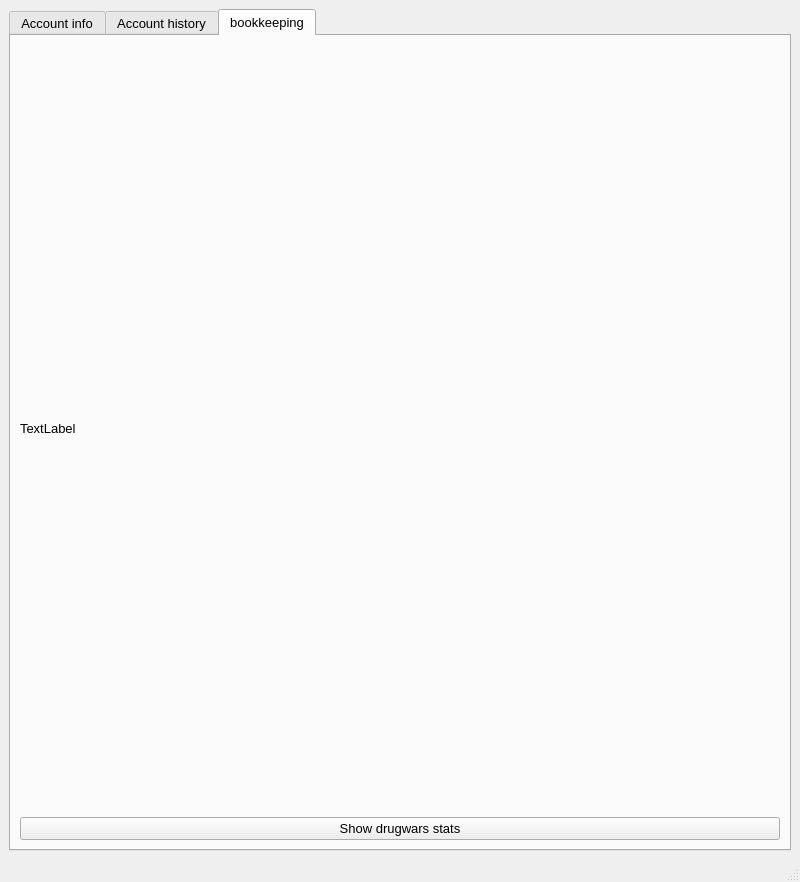
Qt form ui/mainwindow.ui (holgern/hivedesktop) before a commit.
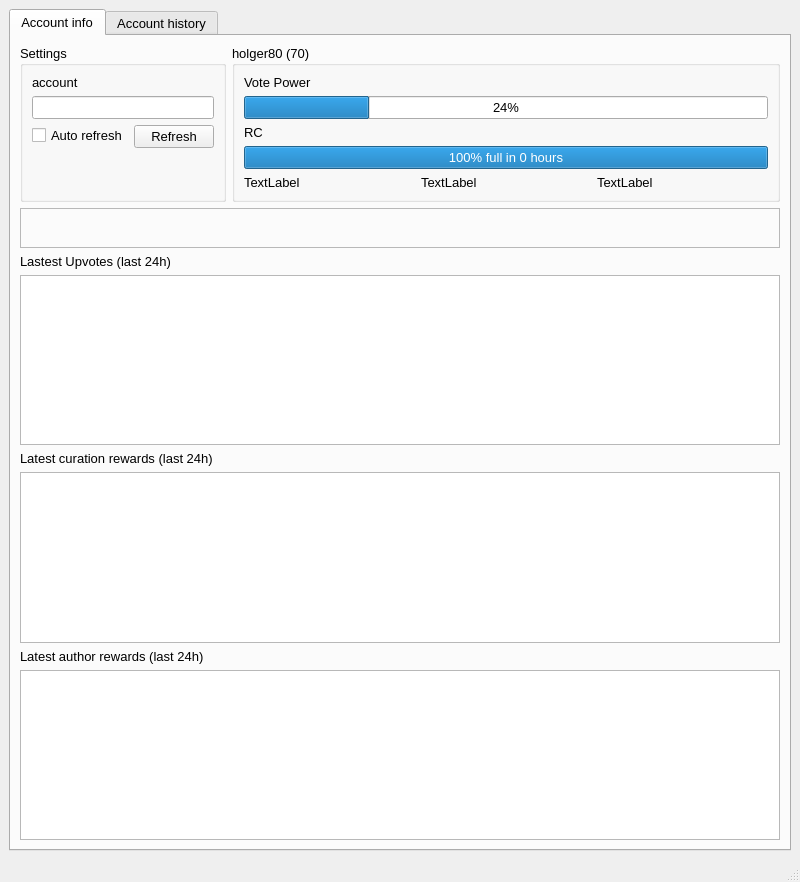
The same form after that commit. The open tabs and pages were chosen to show the change.

Diff of the .ui file:
```diff
--- a/ui/mainwindow.ui
+++ b/ui/mainwindow.ui
@@ -156,16 +156,19 @@
            </item>
            <item row="3" column="0">
             <widget class="QProgressBar" name="RCProgressBar">
+             <property name="enabled">
+              <bool>true</bool>
+             </property>
              <property name="font">
               <font>
                <pointsize>10</pointsize>
               </font>
              </property>
              <property name="value">
-              <number>24</number>
+              <number>100</number>
              </property>
              <property name="format">
-              <string>%p% full in 87 hours</string>
+              <string>%p% full in 0 hours</string>
              </property>
             </widget>
            </item>
@@ -313,39 +316,6 @@
         </item>
        </layout>
       </widget>
-      <widget class="QWidget" name="tab_2">
-       <attribute name="title">
-        <string>bookkeeping</string>
-       </attribute>
-       <layout class="QGridLayout" name="gridLayout_4">
-        <item row="0" column="0">
-         <layout class="QVBoxLayout" name="verticalLayout">
-          <item>
-           <widget class="QLabel" name="bookkeepingLabel">
-            <property name="font">
-             <font>
-              <pointsize>10</pointsize>
-             </font>
-            </property>
-            <property name="text">
-             <string>TextLabel</string>
-            </property>
-            <property name="wordWrap">
-             <bool>false</bool>
-            </property>
-           </widget>
-          </item>
-          <item>
-           <widget class="QPushButton" name="drugwarsPushButton">
-            <property name="text">
-             <string>Show drugwars stats</string>
-            </property>
-           </widget>
-          </item>
-         </layout>
-        </item>
-       </layout>
-      </widget>
      </widget>
     </item>
    </layout>
```
Left out of the diff: 2 changed lines with no effect on the pictures.
